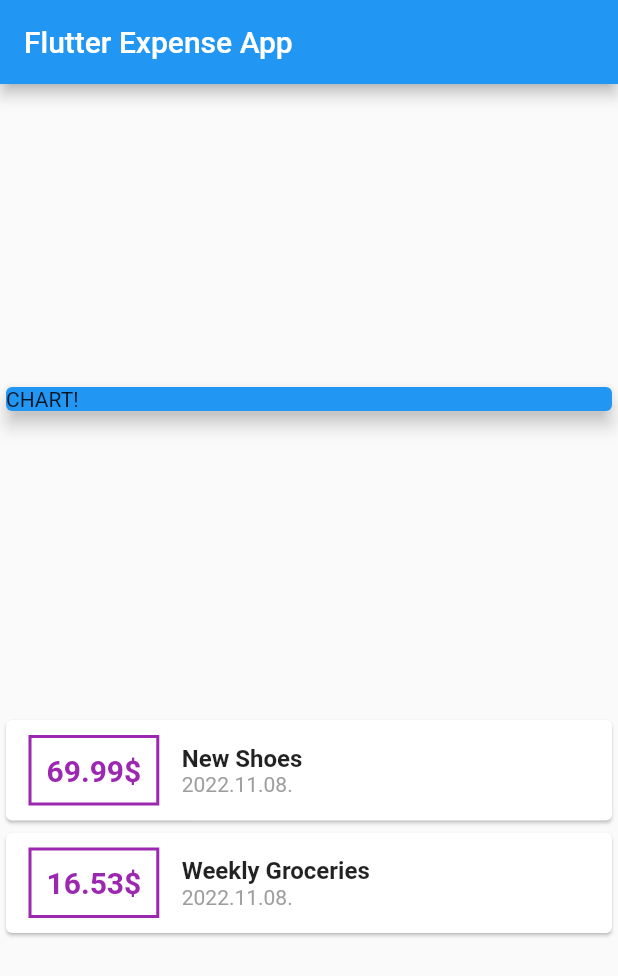
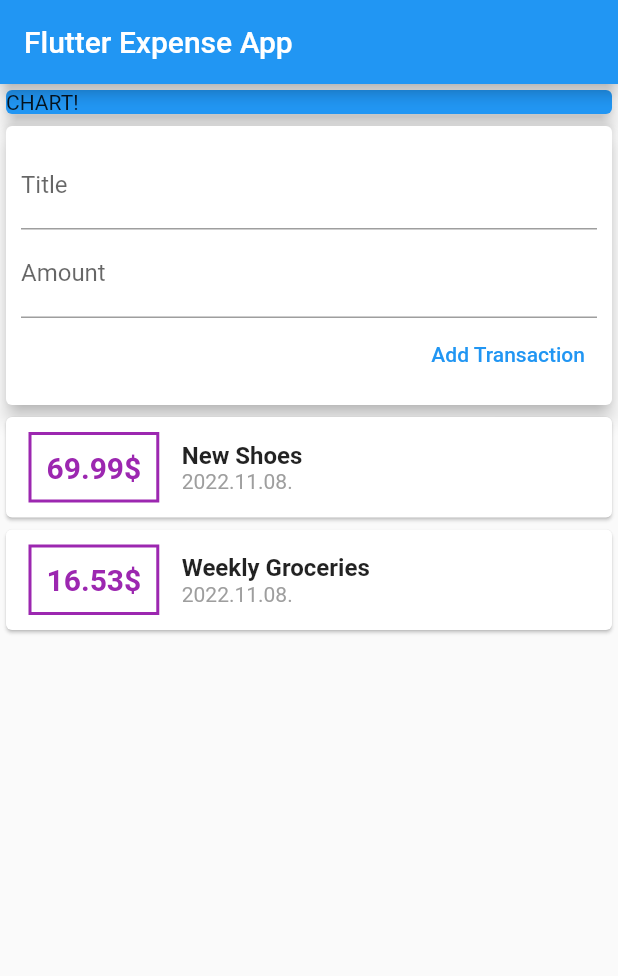
Before and after one commit to epeter95/flutter_first_app, a Flutter app: the screen it shows after launch, on a phone screen of 412 x 824 dp. Shown: the top 976 px of the screen. Run offline on Flutter 3.47's test engine with Material 2 defaults, Android fonts, the phone set to English and light mode, and no system bars; missing offline and left inert: dart:ffi.

Commit message:
module 4 done to leson 22

```diff
--- a/expense_planner/lib/main.dart
+++ b/expense_planner/lib/main.dart
@@ -1,4 +1,7 @@
-import 'package:expense_planner/transaction.dart';
+import 'package:expense_planner/models/transaction.dart';
+import 'package:expense_planner/widgets/new_transaction.dart';
+import 'package:expense_planner/widgets/transaction_list.dart';
+import 'package:expense_planner/widgets/user_transactions.dart';
 import 'package:flutter/material.dart';
 import 'package:intl/intl.dart';
 
@@ -17,20 +20,10 @@ class MyApp extends StatelessWidget {
 }
 
 class MyHomePage extends StatelessWidget {
-  final List<Transaction> transactions = [
-    Transaction(
-      id: 't1',
-      title: 'New Shoes',
-      amount: 69.99,
-      date: DateTime.now(),
-    ),
-    Transaction(
-      id: 't2',
-      title: 'Weekly Groceries',
-      amount: 16.53,
-      date: DateTime.now(),
-    )
-  ];
+  // String titleInput = '';
+  // String amountInput = '';
+  final titleController = TextEditingController();
+  final amountController = TextEditingController();
 
   @override
   Widget build(BuildContext context) {
@@ -39,10 +32,10 @@ class MyHomePage extends StatelessWidget {
           title: const Text('Flutter Expense App'),
         ),
         body: Column(
-          mainAxisAlignment: MainAxisAlignment.spaceEvenly,
+          mainAxisAlignment: MainAxisAlignment.start,
           crossAxisAlignment: CrossAxisAlignment.stretch,
-          children: [
-            const SizedBox(
+          children: const [
+            SizedBox(
               width: double.infinity,
               child: Card(
                 color: Colors.blue,
@@ -50,49 +43,7 @@ class MyHomePage extends StatelessWidget {
                 child: Text('CHART!'),
               ),
             ),
-            Column(
-              children: transactions.map((element) {
-                return Card(
-                    child: Row(
-                  children: [
-                    Container(
-                      margin: const EdgeInsets.symmetric(
-                        vertical: 10,
-                        horizontal: 15,
-                      ),
-                      decoration: BoxDecoration(
-                        border: Border.all(
-                          color: Colors.purple,
-                          width: 2,
-                        ),
-                      ),
-                      padding: const EdgeInsets.all(10.0),
-                      child: Text('${element.amount}\$',
-                          style: const TextStyle(
-                              fontWeight: FontWeight.bold,
-                              fontSize: 20,
-                              color: Colors.purple)),
-                    ),
-                    Column(
-                      crossAxisAlignment: CrossAxisAlignment.start,
-                      children: [
-                        Text(
-                          element.title,
-                          style: const TextStyle(
-                            fontSize: 16,
-                            fontWeight: FontWeight.bold,
-                          ),
-                        ),
-                        Text(
-                          DateFormat('yyyy.MM.dd.').format(element.date),
-                          style: const TextStyle(color: Colors.grey),
-                        ),
-                      ],
-                    )
-                  ],
-                ));
-              }).toList(),
-            )
+            UserTransactions(),
           ],
         ));
   }
--- /dev/null
+++ b/expense_planner/lib/widgets/new_transaction.dart
@@ -0,0 +1,43 @@
+import 'package:flutter/material.dart';
+
+class NewTransaction extends StatelessWidget {
+  final Function(String, double) addNewTransaction;
+  final amountController = TextEditingController();
+  final titleController = TextEditingController();
+  NewTransaction(this.addNewTransaction);
+  @override
+  Widget build(BuildContext context) {
+    return Card(
+      elevation: 5,
+      child: Container(
+        padding: const EdgeInsets.all(10),
+        child: Column(
+          crossAxisAlignment: CrossAxisAlignment.end,
+          children: [
+            TextField(
+              decoration: const InputDecoration(labelText: 'Title'),
+              controller: titleController,
+              // onChanged: (value) {
+              //   titleInput = value;
+              // },
+            ),
+            TextField(
+              decoration: const InputDecoration(labelText: 'Amount'),
+              controller: amountController,
+              // onChanged: (value) {
+              //   amountInput = value;
+              // },
+            ),
+            TextButton(
+              onPressed: () => addNewTransaction(
+                titleController.text,
+                double.parse(amountController.text),
+              ),
+              child: const Text('Add Transaction'),
+            )
+          ],
+        ),
+      ),
+    );
+  }
+}
--- /dev/null
+++ b/expense_planner/lib/widgets/transaction_list.dart
@@ -0,0 +1,62 @@
+import 'package:flutter/material.dart';
+import 'package:intl/intl.dart';
+
+import '../models/transaction.dart';
+
+class TransactionList extends StatelessWidget {
+  final List<Transaction> transactions;
+  TransactionList(this.transactions, {super.key});
+
+  @override
+  Widget build(BuildContext context) {
+    return SizedBox(
+      height: 300,
+      child: ListView.builder(
+        itemBuilder: (ctx, index) {
+          return Card(
+            child: Row(
+              children: [
+                Container(
+                  margin: const EdgeInsets.symmetric(
+                    vertical: 10,
+                    horizontal: 15,
+                  ),
+                  decoration: BoxDecoration(
+                    border: Border.all(
+                      color: Colors.purple,
+                      width: 2,
+                    ),
+                  ),
+                  padding: const EdgeInsets.all(10.0),
+                  child: Text('${transactions[index].amount}\$',
+                      style: const TextStyle(
+                          fontWeight: FontWeight.bold,
+                          fontSize: 20,
+                          color: Colors.purple)),
+                ),
+                Column(
+                  crossAxisAlignment: CrossAxisAlignment.start,
+                  children: [
+                    Text(
+                      transactions[index].title,
+                      style: const TextStyle(
+                        fontSize: 16,
+                        fontWeight: FontWeight.bold,
+                      ),
+                    ),
+                    Text(
+                      DateFormat('yyyy.MM.dd.')
+                          .format(transactions[index].date),
+                      style: const TextStyle(color: Colors.grey),
+                    ),
+                  ],
+                ),
+              ],
+            ),
+          );
+        },
+        itemCount: transactions.length,
+      ),
+    );
+  }
+}
--- /dev/null
+++ b/expense_planner/lib/widgets/user_transactions.dart
@@ -0,0 +1,49 @@
+import 'package:flutter/material.dart';
+
+import '../models/transaction.dart';
+import './new_transaction.dart';
+import './transaction_list.dart';
+
+class UserTransactions extends StatefulWidget {
+  const UserTransactions({super.key});
+
+  @override
+  State<UserTransactions> createState() => _UserTransactionsState();
+}
+
+class _UserTransactionsState extends State<UserTransactions> {
+  final List<Transaction> _userTransactions = [
+    Transaction(
+      id: 't1',
+      title: 'New Shoes',
+      amount: 69.99,
+      date: DateTime.now(),
+    ),
+    Transaction(
+      id: 't2',
+      title: 'Weekly Groceries',
+      amount: 16.53,
+      date: DateTime.now(),
+    )
+  ];
+
+  void _addNewTransaction(String title, double amount) {
+    final newTx = Transaction(
+      id: '10',
+      title: title,
+      amount: amount,
+      date: DateTime.now(),
+    );
+    setState(() {
+      _userTransactions.add(newTx);
+    });
+  }
+
+  @override
+  Widget build(BuildContext context) {
+    return Column(children: [
+      NewTransaction(_addNewTransaction),
+      TransactionList(_userTransactions),
+    ]);
+  }
+}
```
Also changed, not shown: expense_planner/lib/models/transaction.dart (renamed from expense_planner/lib/transaction.dart).
